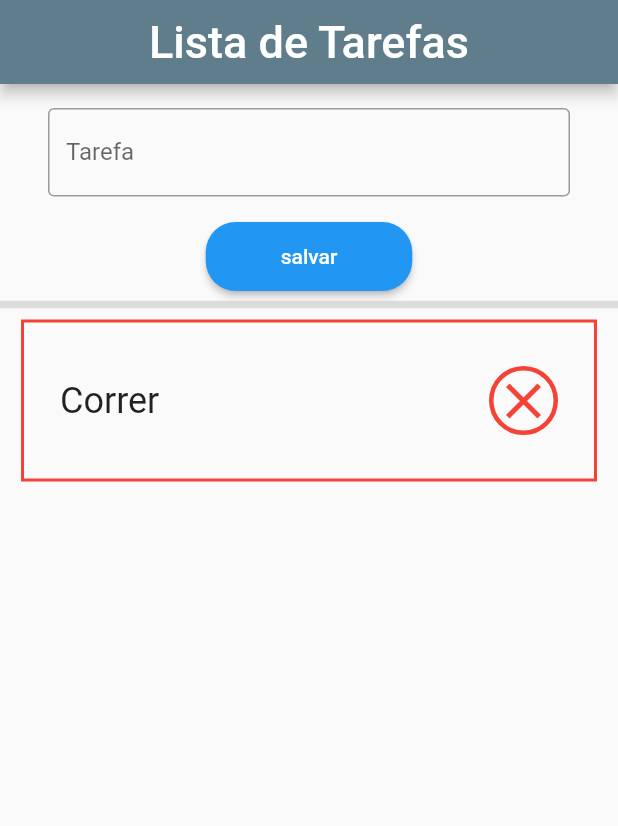
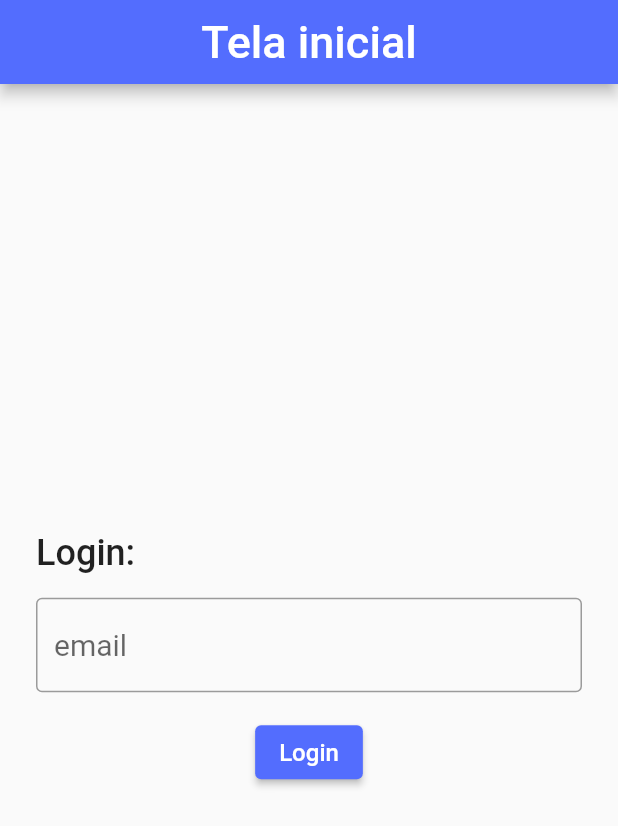
Before and after one commit to LRittes/appflutter, a Flutter app: the screen it shows after launch, on a phone screen of 412 x 824 dp. Shown: the top 826 px of the screen. Run offline on Flutter 3.47's test engine with Material 2 defaults, Android fonts, the phone set to English and light mode, and no system bars.

Commit message:
add exercise 8

```diff
--- a/lib/app.dart
+++ b/lib/app.dart
@@ -1,4 +1,5 @@
-import './telas/tela_principal.dart';
+import 'package:ativ4/screens/home.dart';
+import 'package:flutter/cupertino.dart';
 import 'package:flutter/material.dart';
 
 class App extends StatelessWidget {
@@ -7,8 +8,8 @@ class App extends StatelessWidget {
   @override
   Widget build(BuildContext context) {
     return const MaterialApp(
-      title: "hello world",
-      home: TelaPrincipal(),
+      title: "atividade 8",
+      home: Home(),
       debugShowCheckedModeBanner: false,
     );
   }
--- a/lib/controller/home_page_controller.dart
+++ /dev/null
@@ -1,20 +0,0 @@
-import 'package:ativ4/models/tarefas.dart';
-import 'package:flutter/material.dart';
-
-class HomePageController {
-  List<Tarefa> tarefas = [
-    Tarefa(tarefa: "Correr"),
-  ];
-
-  TextEditingController boxTarefas = TextEditingController();
-
-  void contactSave() {
-    String tarefaFromBox = boxTarefas.text;
-
-    boxTarefas.clear();
-
-    Tarefa newTarefa = Tarefa(tarefa: tarefaFromBox);
-
-    tarefas.add(newTarefa);
-  }
-}
--- a/lib/main.dart
+++ b/lib/main.dart
@@ -1,7 +1,6 @@
-import './app.dart';
-import 'package:flutter/cupertino.dart';
+import 'package:ativ4/app.dart';
 import 'package:flutter/material.dart';
 
-main(List<String> args) {
+void main(List<String> args) {
   runApp(const App());
 }
--- a/lib/models/tarefas.dart
+++ /dev/null
@@ -1,5 +0,0 @@
-class Tarefa {
-  String? tarefa;
-
-  Tarefa({this.tarefa});
-}
--- /dev/null
+++ b/lib/screens/home.dart
@@ -0,0 +1,76 @@
+import 'package:ativ4/screens/login.dart';
+import 'package:flutter/material.dart';
+import 'package:flutter/widgets.dart';
+
+class Home extends StatefulWidget {
+  const Home({Key? key}) : super(key: key);
+
+  @override
+  _HomeState createState() => _HomeState();
+}
+
+class _HomeState extends State<Home> {
+  @override
+  Widget build(BuildContext context) {
+    return Scaffold(
+      appBar: AppBar(
+        title: const Text(
+          "Tela inicial",
+          style: TextStyle(fontSize: 30),
+        ),
+        backgroundColor: Colors.indigoAccent,
+        centerTitle: true,
+      ),
+      body: Column(
+        mainAxisAlignment: MainAxisAlignment.center,
+        children: [
+          Container(
+            margin: const EdgeInsets.symmetric(horizontal: 24, vertical: 0),
+            child: const Align(
+              alignment: Alignment.topLeft,
+              child: Text('Login:',
+                  style: TextStyle(
+                    fontSize: 24,
+                    fontWeight: FontWeight.w500,
+                  )),
+            ),
+          ),
+          Container(
+            margin: const EdgeInsets.symmetric(
+              horizontal: 24,
+              vertical: 16,
+            ),
+            child: const TextField(
+              decoration: InputDecoration(
+                  border: OutlineInputBorder(),
+                  hintText: "email",
+                  hintStyle: TextStyle(fontSize: 20)),
+            ),
+          ),
+          Container(
+            margin: const EdgeInsets.symmetric(horizontal: 24, vertical: 0),
+            child: Align(
+              alignment: Alignment.center,
+              child: ElevatedButton(
+                  onPressed: () {
+                    Navigator.push(
+                      context,
+                      MaterialPageRoute(builder: (_) {
+                        return const Login();
+                      }),
+                    );
+                  },
+                  child: const Text(
+                    'Login',
+                    style: TextStyle(fontSize: 16),
+                  ),
+                  style: ElevatedButton.styleFrom(
+                    primary: Colors.indigoAccent,
+                  )),
+            ),
+          ),
+        ],
+      ),
+    );
+  }
+}
--- /dev/null
+++ b/lib/screens/login.dart
@@ -0,0 +1,41 @@
+import 'package:flutter/material.dart';
+
+class Login extends StatefulWidget {
+  const Login({Key? key}) : super(key: key);
+
+  @override
+  _LoginState createState() => _LoginState();
+}
+
+class _LoginState extends State<Login> {
+  @override
+  Widget build(BuildContext context) {
+    return Scaffold(
+      appBar: AppBar(
+        title: const Text("Outra Tela"),
+        centerTitle: true,
+        backgroundColor: Colors.indigoAccent,
+      ),
+      body: Center(
+        child: ElevatedButton(
+          child: const Text(
+            "Logout",
+            style: TextStyle(fontSize: 20),
+          ),
+          onPressed: () {
+            SnackBar snackBar = const SnackBar(
+              content: Text(
+                "Você foi desconectado",
+              ),
+              duration: Duration(seconds: 1),
+              backgroundColor: Colors.indigoAccent,
+            );
+            ScaffoldMessenger.of(context).showSnackBar(snackBar);
+            Navigator.pop(context);
+          },
+          style: ElevatedButton.styleFrom(primary: Colors.indigoAccent),
+        ),
+      ),
+    );
+  }
+}
--- a/lib/telas/tela_principal.dart
+++ /dev/null
@@ -1,128 +0,0 @@
-import 'package:ativ4/controller/home_page_controller.dart';
-import 'package:flutter/material.dart';
-
-class TelaPrincipal extends StatefulWidget {
-  const TelaPrincipal({Key? key}) : super(key: key);
-
-  @override
-  _TelaPrincipalState createState() => _TelaPrincipalState();
-}
-
-class _TelaPrincipalState extends State<TelaPrincipal> {
-  HomePageController controller = HomePageController();
-
-  @override
-  Widget build(BuildContext context) {
-    return Scaffold(
-      appBar: AppBar(
-        title: const Text(
-          "Lista de Tarefas",
-          style: TextStyle(fontSize: 30),
-        ),
-        backgroundColor: Colors.blueGrey,
-        centerTitle: true,
-      ),
-      body: Column(
-        children: [
-          Container(
-            margin: const EdgeInsets.symmetric(vertical: 16, horizontal: 32),
-            child: TextField(
-              controller: controller.boxTarefas,
-              decoration: const InputDecoration(
-                border: OutlineInputBorder(),
-                labelText: "Tarefa",
-              ),
-            ),
-          ),
-          SizedBox(
-            child: Center(
-              child: ElevatedButton(
-                child: const Text('salvar'),
-                onPressed: () {
-                  setState(() {
-                    controller.contactSave();
-                  });
-                },
-                style: ElevatedButton.styleFrom(
-                    padding: const EdgeInsets.symmetric(
-                        vertical: 15, horizontal: 50),
-                    shape: const RoundedRectangleBorder(
-                        borderRadius: BorderRadius.all(Radius.circular(20)))),
-              ),
-            ),
-          ),
-          const Divider(
-            thickness: 5,
-          ),
-          Flexible(
-            child: SizedBox(
-              height: 500,
-              width: 400,
-              child: _list(),
-            ),
-          )
-        ],
-      ),
-    );
-  }
-
-  ListView _list() {
-    return ListView.builder(
-      itemBuilder: (BuildContext context, int i) {
-        return ThemeIcon(
-          text: controller.tarefas[i].tarefa,
-        );
-      },
-      itemCount: controller.tarefas.length,
-    );
-  }
-}
-
-class ThemeIcon extends StatefulWidget {
-  final String? text;
-  const ThemeIcon({Key? key, this.text}) : super(key: key);
-
-  @override
-  _ThemeIconState createState() => _ThemeIconState();
-}
-
-class _ThemeIconState extends State<ThemeIcon> {
-  bool click = false;
-  @override
-  Widget build(BuildContext context) {
-    return Container(
-      margin: const EdgeInsets.symmetric(vertical: 2, horizontal: 8),
-      padding: const EdgeInsets.symmetric(vertical: 24, horizontal: 8),
-      decoration: BoxDecoration(
-          border:
-              Border.all(color: click ? Colors.green : Colors.red, width: 2)),
-      child: InkWell(
-        onTap: () {
-          setState(() {
-            click = !click;
-          });
-        },
-        child: ListTile(
-          title: Text(
-            widget.text!,
-            style: const TextStyle(
-              fontSize: 24,
-            ),
-          ),
-          trailing: Container(
-            decoration: BoxDecoration(
-              border: Border.all(
-                  color: click ? Colors.green : Colors.red, width: 3),
-              shape: BoxShape.circle,
-            ),
-            child: Icon(
-              click ? Icons.check : Icons.close,
-              size: 40,
-              color: click ? Colors.green : Colors.red,
-            ),
-          ),
-        ),
-      ),
-    );
-  }
-}
```
Also changed, not shown: 2 other files.
